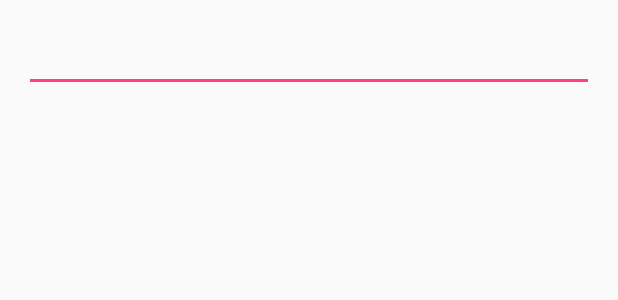
After one commit to Masakore/Capstone-Project, an Android app: the layout fragment_register.xml on its own in the app's theme, with its tools: preview values and no code run, on a phone screen of 412 x 824 dp. The commit adds this screen. Shown: the top 300 px of the screen. Run offline under Robolectric (Android 15) with nearby library versions, the phone set to English and light mode, and no system bars.

Commit message:
Added Register Activity

```diff
--- a/medicreamtracker/app/src/main/AndroidManifest.xml
+++ b/medicreamtracker/app/src/main/AndroidManifest.xml
@@ -18,6 +18,11 @@
                 <category android:name="android.intent.category.LAUNCHER"/>
             </intent-filter>
         </activity>
+        <activity
+            android:name=".RegisterActivity"
+            android:label="@string/title_activity_register"
+            android:theme="@style/AppTheme.NoActionBar">
+        </activity>
     </application>
 
 </manifest>
--- /dev/null
+++ b/medicreamtracker/app/src/main/res/layout/fragment_register.xml
@@ -0,0 +1,25 @@
+<LinearLayout
+    xmlns:android="http://schemas.android.com/apk/res/android"
+    xmlns:tools="http://schemas.android.com/tools"
+    android:layout_width="match_parent"
+    android:layout_height="match_parent"
+    android:paddingBottom="@dimen/activity_vertical_margin"
+    android:paddingLeft="@dimen/activity_horizontal_margin"
+    android:paddingRight="@dimen/activity_horizontal_margin"
+    android:paddingTop="@dimen/activity_vertical_margin"
+    tools:context="com.masakorelab.medicreamtracker.RegisterActivityFragment"
+    tools:showIn="@layout/activity_register"
+    android:orientation="vertical">
+
+    <EditText
+        android:layout_width="match_parent"
+        android:layout_height="wrap_content"/>
+
+    <ListView
+        android:layout_width="match_parent"
+        android:layout_height="wrap_content">
+
+    </ListView>
+
+
+</LinearLayout>
--- a/medicreamtracker/app/src/main/res/values/strings.xml
+++ b/medicreamtracker/app/src/main/res/values/strings.xml
@@ -1,4 +1,5 @@
 <resources>
     <string name="app_name">Medi Cream Tracker</string>
     <string name="action_settings">Settings</string>
+    <string name="title_activity_register">RegisterActivity</string>
 </resources>
```
Also changed, not shown: medicreamtracker/app/src/main/java/com/masakorelab/medicreamtracker/RegisterActivity.java (added, +29 -0 lines), medicreamtracker/app/src/main/java/com/masakorelab/medicreamtracker/RegisterActivityFragment.java (added, +22 -0 lines), medicreamtracker/app/src/main/res/layout/activity_register.xml (added, +35 -0 lines), medicreamtracker/app/src/main/res/layout/content_register.xml (added, +9 -0 lines), medicreamtracker/app/src/main/res/menu/menu_register.xml (added, +10 -0 lines).
